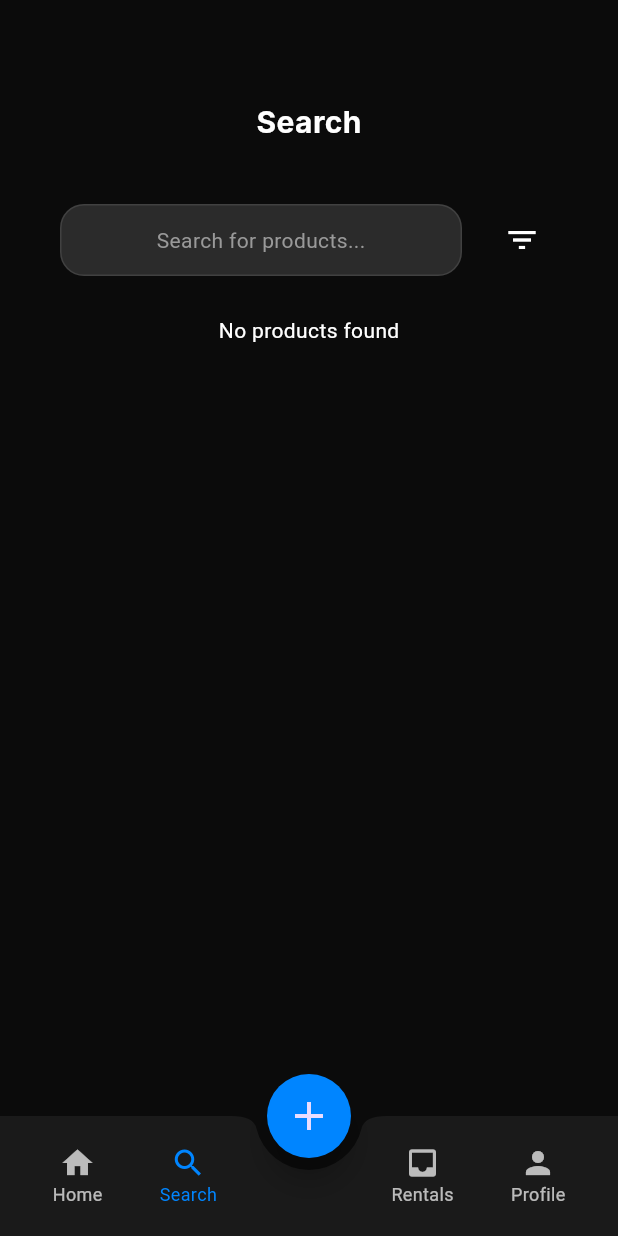
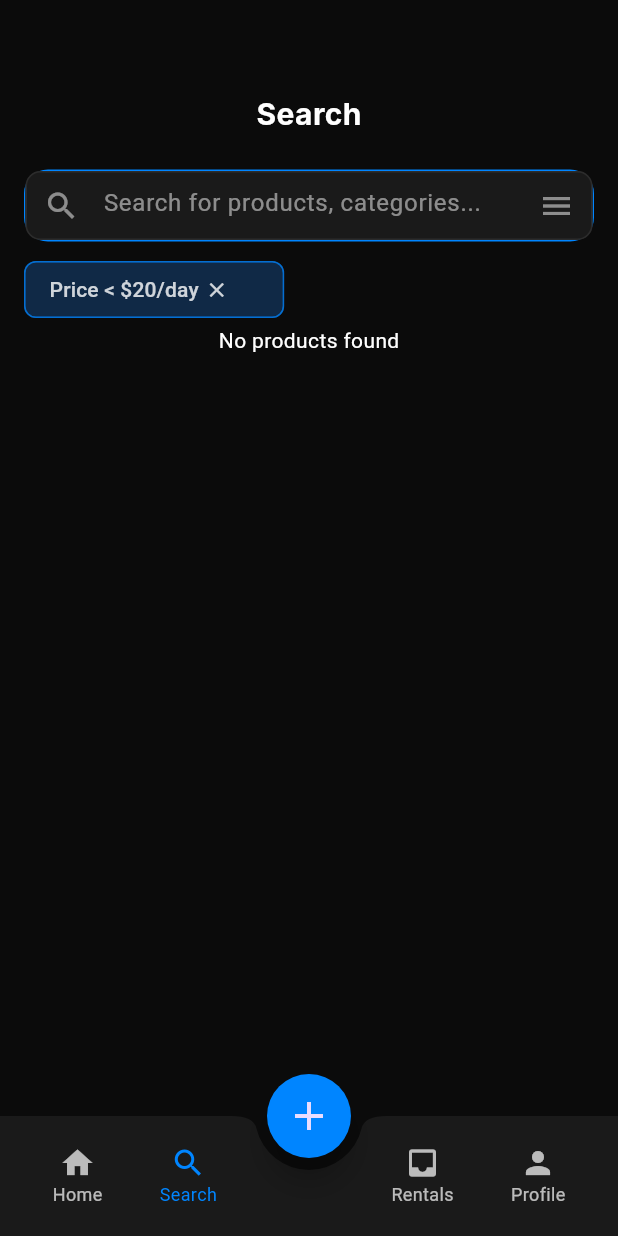
Before and after one commit to Chrisan2i/rentyapp, a Flutter app: the screen it shows once a user with an empty profile is signed in, item 2 of the bottom bar chosen, on a phone screen of 412 x 824 dp. Run offline on Flutter 3.47's test engine with Material 3 defaults, Android fonts, the phone set to English and light mode, and no system bars; our stand-ins replace cloud_firestore, firebase_auth, firebase_core, image_picker; accounts and stored records are empty; Roboto replaces fonts that are missing (Inter).

Commit message:
Arreglando search, todavia falta

```diff
--- a/lib/features/product/product_model.dart
+++ b/lib/features/product/product_model.dart
@@ -33,6 +33,24 @@ class ProductModel {
     required this.location,
   });
 
+  // Constructor para crear un ProductModel con valores por defecto o "vacío"
+  // Esto es útil cuando un documento de Firestore no existe o no se puede parsear.
+  ProductModel.empty(String id) :
+        productId = id,
+        ownerId = '',
+        title = 'Producto no disponible', // Título de fallback
+        description = '',
+        category = '',
+        rentalPrices = {},
+        images = [],
+        isAvailable = false,
+        rating = 0.0,
+        totalReviews = 0,
+        views = 0,
+        createdAt = DateTime.now(),
+        updatedAt = DateTime.now(),
+        location = {};
+
   Map<String, dynamic> toJson() => {
     'productId': productId,
     'ownerId': ownerId,
@@ -51,20 +69,20 @@ class ProductModel {
   };
 
   factory ProductModel.fromJson(Map<String, dynamic> json) => ProductModel(
-    productId: json['productId'],
-    ownerId: json['ownerId'],
-    title: json['title'],
-    description: json['description'],
-    category: json['category'],
-    rentalPrices: Map<String, double>.from(json['rentalPrices'] ?? {}),
-    images: List<String>.from(json['images']),
-    isAvailable: json['isAvailable'],
-    rating: (json['rating'] ?? 0).toDouble(),
-    totalReviews: json['totalReviews'],
-    views: json['views'] ?? 0,
-    createdAt: DateTime.parse(json['createdAt']),
-    updatedAt: DateTime.parse(json['updatedAt']),
-    location: Map<String, dynamic>.from(json['location']),
+    productId: json['productId'] as String? ?? '',
+    ownerId: json['ownerId'] as String? ?? '',
+    title: json['title'] as String? ?? 'Sin título',
+    description: json['description'] as String? ?? '',
+    category: json['category'] as String? ?? 'General',
+    rentalPrices: (json['rentalPrices'] as Map<String, dynamic>?)?.map((key, value) => MapEntry(key, _getDoubleFromDynamic(value))) ?? {},
+    images: List<String>.from(json['images'] as List<dynamic>? ?? []),
+    isAvailable: json['isAvailable'] as bool? ?? true,
+    rating: _getDoubleFromDynamic(json['rating']),
+    totalReviews: json['totalReviews'] as int? ?? 0,
+    views: json['views'] as int? ?? 0,
+    createdAt: DateTime.tryParse(json['createdAt'] as String? ?? '') ?? DateTime.now(),
+    updatedAt: DateTime.tryParse(json['updatedAt'] as String? ?? '') ?? DateTime.now(),
+    location: Map<String, dynamic>.from(json['location'] as Map<String, dynamic>? ?? {}),
   );
 
   ProductModel copyWith({
@@ -102,30 +120,13 @@ class ProductModel {
   }
 
   factory ProductModel.fromFirestore(DocumentSnapshot doc) {
-    final data = doc.data() as Map<String, dynamic>?; // Make data nullable
-    if (data == null) {
-      // Handle the case where document data is null (shouldn't happen often if exists is true)
-      print("Warning: Document data is null for doc ID: ${doc.id}");
-      return ProductModel(
-        productId: doc.id, // Use doc ID as productId fallback
-        ownerId: '',
-        title: 'Producto no disponible',
-        description: '',
-        category: '',
-        rentalPrices: {},
-        images: [],
-        isAvailable: false,
-        rating: 0.0,
-        totalReviews: 0,
-        views: 0,
-        createdAt: DateTime.now(),
-        updatedAt: DateTime.now(),
-        location: {},
-      );
+    if (!doc.exists || doc.data() == null) {
+      // Usar el constructor .empty que hemos definido
+      return ProductModel.empty(doc.id);
     }
 
-    // A veces, createdAt y updatedAt pueden venir como Timestamp si no se guardaron como String
-    // Tu código asume String. Si en Firestore son Timestamps, necesitas adaptarlo.
+    final data = doc.data() as Map<String, dynamic>;
+
     DateTime? parsedCreatedAt;
     if (data['createdAt'] is Timestamp) {
       parsedCreatedAt = (data['createdAt'] as Timestamp).toDate();
@@ -140,33 +141,43 @@ class ProductModel {
       parsedUpdatedAt = DateTime.tryParse(data['updatedAt']);
     }
 
+    Map<String, double> parsedRentalPrices = {};
+    if (data['rentalPrices'] is Map) {
+      (data['rentalPrices'] as Map).forEach((key, value) {
+        if (value is num) {
+          parsedRentalPrices[key.toString()] = value.toDouble();
+        }
+      });
+    }
+
+    Map<String, dynamic> parsedLocation = {};
+    if (data['location'] is Map) {
+      parsedLocation = Map<String, dynamic>.from(data['location']);
+    }
+
     return ProductModel(
-      productId: data['productId'] ?? doc.id, // Usa doc.id como fallback si productId no está en el doc
-      ownerId: data['ownerId'] ?? '',
-      title: data['title'] ?? 'Sin título',
-      description: data['description'] ?? '',
-      category: data['category'] ?? 'General',
-      // Asegura que rentalPrices y location sean mapas, incluso si vienen nulos
-      rentalPrices: Map<String, double>.from(data['rentalPrices'] ?? {}),
-      images: List<String>.from(data['images'] ?? []), // Asegura que images sea una lista de strings
-      isAvailable: data['isAvailable'] ?? true,
+      productId: data['productId'] as String? ?? doc.id,
+      ownerId: data['ownerId'] as String? ?? '',
+      title: data['title'] as String? ?? 'Producto Desconocido',
+      description: data['description'] as String? ?? '',
+      category: data['category'] as String? ?? 'Otros',
+      rentalPrices: parsedRentalPrices,
+      images: List<String>.from(data['images'] as List<dynamic>? ?? []),
+      isAvailable: data['isAvailable'] as bool? ?? true,
       rating: _getDoubleFromDynamic(data['rating']),
-      totalReviews: data['totalReviews'] ?? 0,
-      views: data['views'] ?? 0,
+      totalReviews: data['totalReviews'] as int? ?? 0,
+      views: data['views'] as int? ?? 0,
       createdAt: parsedCreatedAt ?? DateTime.now(),
       updatedAt: parsedUpdatedAt ?? DateTime.now(),
-      location: Map<String, dynamic>.from(data['location'] ?? {}),
+      location: parsedLocation,
     );
   }
 
-  // Función auxiliar para manejar 'int' o 'double' para la calificación
   static double _getDoubleFromDynamic(dynamic value) {
-    if (value is int) {
+    if (value is num) {
       return value.toDouble();
-    } else if (value is double) {
-      return value;
     } else {
-      return 0.0; // Valor predeterminado si no es int ni double
+      return 0.0;
     }
   }
 }
--- a/lib/features/search/search_filter.dart
+++ b/lib/features/search/search_filter.dart
@@ -1,3 +1,4 @@
+// search_filter.dart
 import 'package:flutter/material.dart';
 
 class SearchFilter extends StatelessWidget {
@@ -5,30 +6,68 @@ class SearchFilter extends StatelessWidget {
 
   @override
   Widget build(BuildContext context) {
-    return Padding(
-      padding: const EdgeInsets.all(16.0),
-      child: Row(
-        children: [
-          Expanded(
-            child: Container(
-              height: 48,
-              decoration: BoxDecoration(
-                color: Colors.white.withOpacity(0.13),
-                borderRadius: BorderRadius.circular(16),
-                border: Border.all(color: Colors.white.withOpacity(0.1)),
-              ),
-              child: Center(child: Text('Search for products...')),
+    return Column( // Use a Column to stack the search bar and the filter chip vertically
+      crossAxisAlignment: CrossAxisAlignment.start, // Align content to the start (left)
+      children: [
+        // Search Bar (TextField inside a styled Container)
+        Container(
+          height: 48, // Standard height for input fields
+          decoration: BoxDecoration(
+            color: Colors.white.withOpacity(0.05), // Slightly darker background for depth
+            borderRadius: BorderRadius.circular(16), // Rounded corners for the search bar
+            border: Border.all(color: const Color(0xFF0085FF)), // Distinct blue border as per desired design
+          ),
+          child: TextField(
+            style: const TextStyle(color: Colors.white), // Ensures typed text is white
+            decoration: InputDecoration(
+              hintText: 'Search for products, categories...', // Placeholder text
+              hintStyle: TextStyle(color: Colors.white.withOpacity(0.5)), // Subtler hint text color
+              prefixIcon: Icon(Icons.search, color: Colors.white.withOpacity(0.5)), // Search icon on the left
+              suffixIcon: Icon(Icons.menu, color: Colors.white.withOpacity(0.5)), // Menu/filter icon on the right
+              border: InputBorder.none, // Removes the default TextField underline border
+              contentPadding: const EdgeInsets.symmetric(vertical: 14.0, horizontal: 10.0), // Adjust text padding inside the field
             ),
-          ),
-          const SizedBox(width: 16),
-          IconButton(
-            icon: const Icon(Icons.filter_list, color: Colors.white),
-            onPressed: () {
-              // Implement filter functionality
+            onChanged: (value) {
+              // TODO: Implement search logic here (e.g., call a search provider or update state)
+              print('Search query: $value');
+            },
+            onSubmitted: (value) {
+              // TODO: Implement action when search is submitted (e.g., perform full search)
+              print('Search submitted: $value');
             },
           ),
-        ],
-      ),
+        ),
+        const SizedBox(height: 8), // Small vertical space between the search bar and the filter chip
+
+        // Filter Chip
+        Chip(
+          label: Row(
+            mainAxisSize: MainAxisSize.min, // Ensures the chip only takes up necessary width
+            children: [
+              Text(
+                'Price < \$20/day', // The filter text as seen in the desired image
+                style: TextStyle(color: Colors.white.withOpacity(0.8)), // Chip text color
+              ),
+              const SizedBox(width: 4), // Space between text and the close icon
+              Icon(
+                Icons.close, // Close icon for removing the filter
+                size: 16, // Icon size
+                color: Colors.white.withOpacity(0.8), // Icon color
+              ),
+            ],
+          ),
+          backgroundColor: const Color(0xFF0085FF).withOpacity(0.2), // Light blue background for the chip
+          shape: RoundedRectangleBorder(
+            borderRadius: BorderRadius.circular(8), // Rounded corners for the chip
+            side: BorderSide(color: const Color(0xFF0085FF).withOpacity(0.5)), // Blue border for the chip
+          ),
+          onDeleted: () {
+            // TODO: Implement logic to remove this specific filter
+            print('Filter "Price < \$20/day" removed.');
+          },
+          deleteIconColor: Colors.transparent, // Hides the default red 'x' icon provided by Chip, as we have a custom one
+        ),
+      ],
     );
   }
 }
--- a/lib/features/search/search_header.dart
+++ b/lib/features/search/search_header.dart
@@ -9,10 +9,10 @@ class SearchHeader extends StatelessWidget {
       width: double.infinity,
       height: 73,
       decoration: BoxDecoration(
-        color: Color(0xFF0B0B0B),
+        color: const Color(0xFF0B0B0B),
         borderRadius: BorderRadius.circular(16),
       ),
-      child: Center(
+      child: const Center(
         child: Text(
           'Search',
           style: TextStyle(
--- a/lib/features/search/search_list_section.dart
+++ b/lib/features/search/search_list_section.dart
@@ -1,7 +1,7 @@
 import 'package:cloud_firestore/cloud_firestore.dart';
 import 'package:flutter/material.dart';
-import 'package:rentyapp/features/product/product_model.dart'; // <--- Ajusta la ruta si es diferente
-import 'package:rentyapp/features/search/product_card.dart';   // <--- Ajusta la ruta si es diferente
+import 'package:rentyapp/features/product/product_model.dart'; // <--- Adjust the path if different
+import 'package:rentyapp/features/search/product_card.dart';   // <--- Adjust the path if different
 
 class ProductListSection extends StatelessWidget {
   const ProductListSection({super.key});
@@ -9,61 +9,68 @@ class ProductListSection extends StatelessWidget {
   @override
   Widget build(BuildContext context) {
     return FutureBuilder<List<ProductModel>>(
-      future: fetchProducts(), // Llama a la función para obtener productos de Firestore
+      future: fetchProducts(), // Calls the function to get products from Firestore
       builder: (context, snapshot) {
-        // Estado: Esperando los datos
+        // State: Waiting for data
         if (snapshot.connectionState == ConnectionState.waiting) {
-          print("⌛ Cargando productos...");
+          // print("⌛ Cargando productos..."); // Uncomment for debugging
           return const Center(child: CircularProgressIndicator());
         }
 
-        // Estado: Se produjo un error al cargar los datos
+        // State: An error occurred while loading data
         if (snapshot.hasError) {
-          print('❌ Error al cargar productos: ${snapshot.error}'); // Registra el error
+          // print('❌ Error al cargar productos: ${snapshot.error}'); // Uncomment for debugging
           return Center(
             child: Text(
-              'Error al cargar productos: ${snapshot.error}', // Muestra el error
+              'Error al cargar productos: ${snapshot.error}',
               style: const TextStyle(color: Colors.white),
               textAlign: TextAlign.center,
             ),
           );
         }
 
-        // Estado: Datos cargados, pero no se encontraron productos o la lista está vacía
+        // State: Data loaded, but no products found or the list is empty
         if (!snapshot.hasData || snapshot.data!.isEmpty) {
-          print('ℹ️ No se encontraron productos en la base de datos.');
+          // print('ℹ️ No se encontraron productos en la base de datos.'); // Uncomment for debugging
           return const Center(
             child: Text(
-              'No products found', // El mensaje que viste en tu captura de pantalla
+              'No products found', // The message you saw in your screenshot
               style: TextStyle(color: Colors.white),
             ),
           );
         }
 
-        // Estado: Datos cargados exitosamente
+        // State: Data loaded successfully
         final products = snapshot.data!;
-        print('🎉 Productos cargados: ${products.length}'); // Confirma cuántos productos se cargaron
+        // print('🎉 Productos cargados: ${products.length}'); // Uncomment for debugging
 
         return ListView.builder(
           shrinkWrap: true,
-          physics: const NeverScrollableScrollPhysics(), // Útil si ProductListSection está dentro de otro scrollable
+          // If ProductListSection is inside a SingleChildScrollView or Column that is already scrollable,
+          // this prevents a nested scroll error. If it's the main scroll widget, you can remove it.
+          physics: const NeverScrollableScrollPhysics(),
           itemCount: products.length,
           itemBuilder: (context, index) {
             final product = products[index];
-            // Aquí se aplica el padding alrededor de cada ProductCard.
-            // Esto es lo que puede contribuir al overflow si el ProductCard tiene altura fija.
             return Padding(
-              padding: const EdgeInsets.symmetric(vertical: 8.0, horizontal: 16.0),
+              // The padding is already handled within ProductCard with its 'margin'
+              // This padding here is extra and might make the card smaller than expected
+              // or not align perfectly.
+              // To make the card look like the image, the internal 'margin' of the ProductCard
+              // is what defines the space between the cards.
+              // I recommend removing this external Padding if the ProductCard already has margin.
+              // Or leave it if you want *additional* space between the cards and the screen edges.
+              padding: const EdgeInsets.symmetric(vertical: 8.0, horizontal: 0.0), // Adjusted to 0 horizontal if ProductCard has margin
               child: ProductCard(
                 product: product,
                 onViewProduct: () {
-                  // Navegar a la página de detalles del producto
-                  print('Navegando a detalles del producto: ${product.title}');
-                  // Aquí podrías usar Navigator.push para ir a una ProductDetailsScreen
+                  // Logic to navigate to the product details page
+                  // print('Navegando a detalles del producto: ${product.title}'); // Uncomment for debugging
+                  // Here you could use Navigator.push to go to a ProductDetailsScreen
                 },
                 onRentNow: () {
-                  // Manejar la funcionalidad de alquilar ahora
-                  print('Alquilando producto: ${product.title}');
+                  // Handle rent now functionality
+                  // print('Alquilando producto: ${product.title}'); // Uncomment for debugging
                 },
               ),
             );
@@ -73,26 +80,31 @@ class ProductListSection extends StatelessWidget {
     );
   }
 
-  // Función para obtener productos de Firestore
+  // Function to get products from Firestore
   Future<List<ProductModel>> fetchProducts() async {
     try {
       final QuerySnapshot snapshot = await FirebaseFirestore.instance
-          .collection('products') // <--- Asegúrate de que 'products' sea el nombre exacto de tu colección
+          .collection('products') // <--- VERIFY THIS CAREFULLY IN YOUR FIREBASE CONSOLE!
           .get();
 
-      // Debugging: Verifica cuántos documentos se obtuvieron de Firestore
-      print("🔍 Documentos de Firestore obtenidos: ${snapshot.docs.length}");
+      // print("🔍 Documentos de Firestore obtenidos: ${snapshot.docs.length}"); // Uncomment for debugging
 
       if (snapshot.docs.isEmpty) {
-        print('⚠️ No se encontraron documentos en la colección "products" de Firestore.');
-        return []; // Retorna una lista vacía si no hay documentos
+        // print('⚠️ No se encontraron documentos en la colección "products" de Firestore.'); // Uncomment for debugging
+        return []; // Returns an empty list if no documents are found
       }
 
-      // Mapea los documentos a ProductModel
-      return snapshot.docs.map((doc) => ProductModel.fromFirestore(doc)).toList();
+      return snapshot.docs.map((doc) {
+        try {
+          return ProductModel.fromFirestore(doc);
+        } catch (e) {
+          // print('❌ Error al parsear documento ${doc.id}: $e'); // Uncomment for debugging
+          return ProductModel.empty(doc.id); // Returns an empty model if there's an error in a specific document
+        }
+      }).toList();
     } catch (e) {
-      print('❌ Error al obtener productos de Firestore: $e'); // Captura cualquier error durante la obtención
-      return []; // Retorna una lista vacía si hay un error
+      // print('❌ Error general al obtener productos de Firestore: $e'); // Uncomment for debugging
+      return []; // Returns an empty list if there's an error
     }
   }
 }
--- a/lib/features/search/search_view.dart
+++ b/lib/features/search/search_view.dart
@@ -1,3 +1,4 @@
+// search_view.dart
 import 'package:flutter/material.dart';
 import 'package:rentyapp/core/theme/app_colors.dart';
 import 'package:rentyapp/core/widgets/custom_bottom_navbar.dart';
@@ -13,16 +14,15 @@ class SearchScreen extends StatelessWidget {
     return Scaffold(
       backgroundColor: AppColors.background,
       body: SingleChildScrollView(
-        padding: const EdgeInsets.symmetric(horizontal: 24),
+        // Reduced horizontal padding to allow cards to be wider
+        padding: const EdgeInsets.symmetric(horizontal: 16), //
         child: Column(
           children: [
-            const SizedBox(height: 45),
+            const SizedBox(height: 40),
             const SearchHeader(), // Search Header (Title and filter bar)
+            const SearchFilter(), // Search Filter Section
+            const ProductListSection(), // Product List Section
             const SizedBox(height: 2),
-            const SearchFilter(), // Search Filter Section
-            const SizedBox(height: 10),
-            const ProductListSection(), // Product List Section
-            const SizedBox(height: 10),
           ],
         ),
       ),
```
Also changed, not shown: lib/features/search/product_card.dart (+187 -64 lines).
